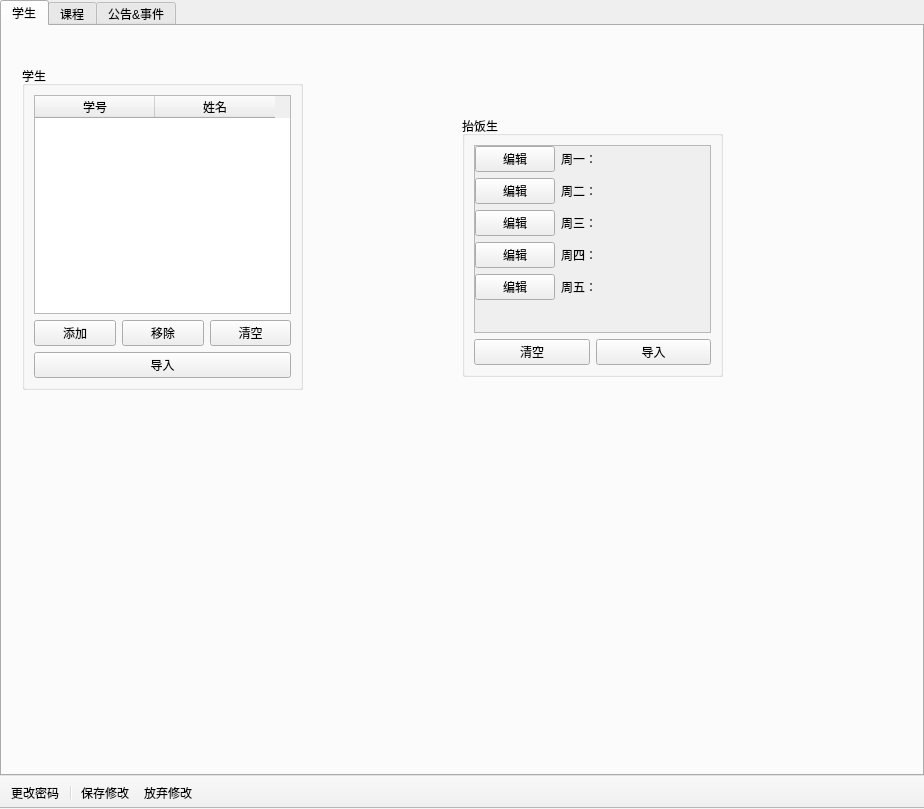
Qt form src/ClassAdmin/MainWindow.ui (bili9blood/ClassSystem) before a commit.
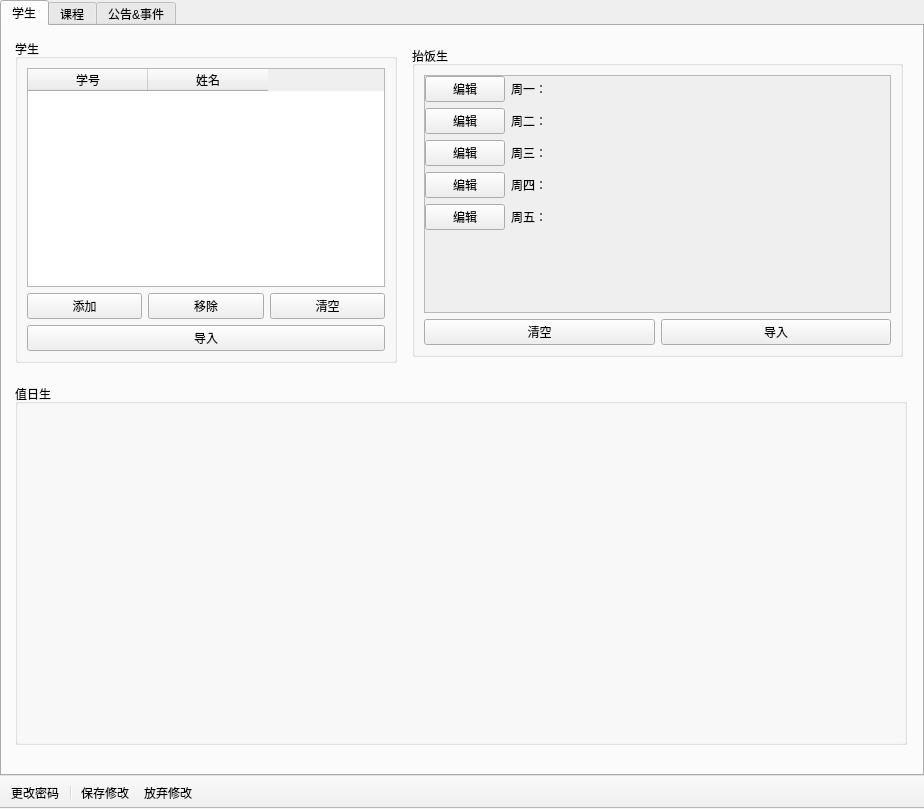
The same form after that commit. Icons and pictures are not drawn.

Commit message: ✨ feat(ClassAdmin): 以学号导入抬饭生

```diff
--- a/src/ClassAdmin/MainWindow.ui
+++ b/src/ClassAdmin/MainWindow.ui
@@ -57,9 +57,9 @@
        <widget class="QGroupBox" name="groupBoxStudents">
         <property name="geometry">
          <rect>
-          <x>20</x>
-          <y>40</y>
-          <width>281</width>
+          <x>13</x>
+          <y>13</y>
+          <width>382</width>
           <height>324</height>
          </rect>
         </property>
@@ -141,10 +141,10 @@
        <widget class="QGroupBox" name="groupBoxMealStu">
         <property name="geometry">
          <rect>
-          <x>460</x>
-          <y>90</y>
-          <width>261</width>
-          <height>261</height>
+          <x>410</x>
+          <y>20</y>
+          <width>491</width>
+          <height>311</height>
          </rect>
         </property>
         <property name="title">
@@ -164,8 +164,8 @@
              <rect>
               <x>0</x>
               <y>0</y>
-              <width>205</width>
-              <height>206</height>
+              <width>461</width>
+              <height>220</height>
              </rect>
             </property>
             <layout class="QFormLayout" name="editMealStuLayout">
@@ -337,6 +337,19 @@
          </item>
         </layout>
        </widget>
+       <widget class="QGroupBox" name="groupBoxStuOnDuty">
+        <property name="geometry">
+         <rect>
+          <x>13</x>
+          <y>358</y>
+          <width>892</width>
+          <height>361</height>
+         </rect>
+        </property>
+        <property name="title">
+         <string>值日生</string>
+        </property>
+       </widget>
       </widget>
       <widget class="QWidget" name="tabLessons">
        <attribute name="title">
```
The commit also changes 6 other files.
